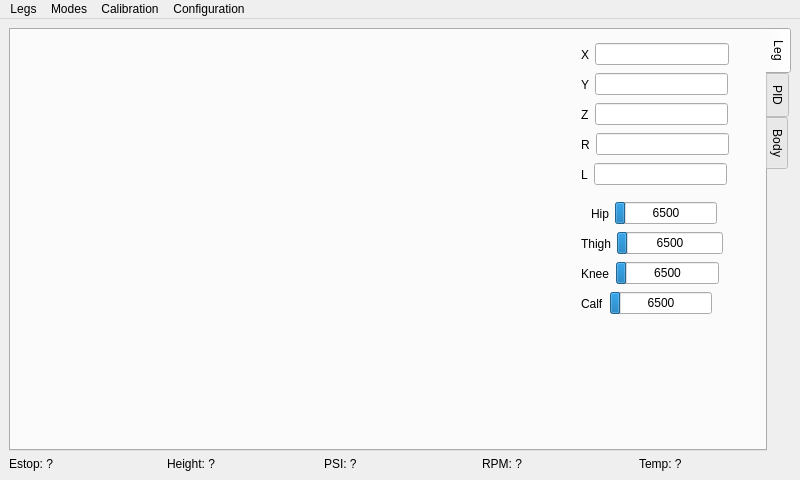
Before: the Qt Designer form stompy/ui/stompy.ui in braingram/stompy, drawn with Qt 5.
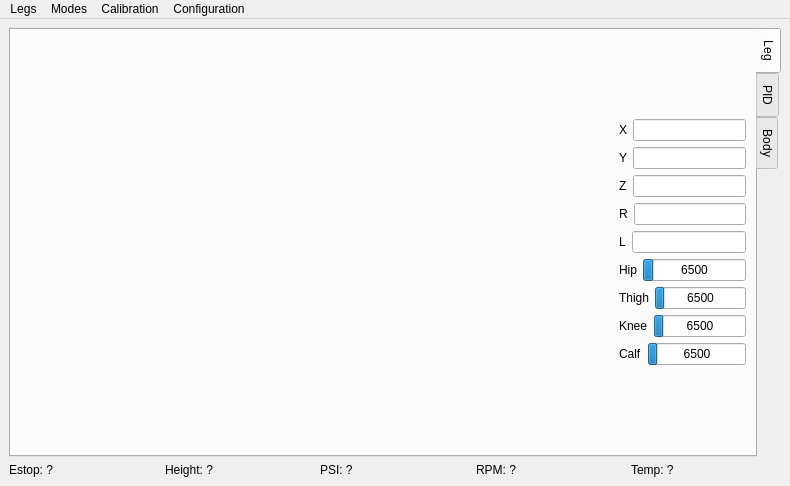
After: the same form once the commit is applied. The open tabs and pages were chosen to show the change. Custom widgets are drawn as their Qt base class.

Commit message: starting to unify remote and local ui

What changed in the file:
```diff
--- a/stompy/ui/stompy.ui
+++ b/stompy/ui/stompy.ui
@@ -6,8 +6,8 @@
    <rect>
     <x>0</x>
     <y>0</y>
-    <width>800</width>
-    <height>480</height>
+    <width>790</width>
+    <height>486</height>
    </rect>
   </property>
   <property name="windowTitle">
@@ -26,17 +26,46 @@
          <number>2</number>
         </property>
         <widget class="QWidget" name="legTab">
+         <property name="enabled">
+          <bool>true</bool>
+         </property>
+         <property name="sizePolicy">
+          <sizepolicy hsizetype="Expanding" vsizetype="Expanding">
+           <horstretch>0</horstretch>
+           <verstretch>0</verstretch>
+          </sizepolicy>
+         </property>
+         <property name="layoutDirection">
+          <enum>Qt::LeftToRight</enum>
+         </property>
          <attribute name="title">
           <string>Leg</string>
          </attribute>
+         <layout class="QGridLayout" name="gridLayout">
+          <item row="0" column="0">
+           <layout class="QHBoxLayout" name="horizontalLayout_7" stretch="1,0">
+            <property name="spacing">
+             <number>6</number>
+            </property>
+            <property name="sizeConstraint">
+             <enum>QLayout::SetDefaultConstraint</enum>
+            </property>
+            <property name="leftMargin">
+             <number>0</number>
+            </property>
+            <property name="topMargin">
+             <number>0</number>
+            </property>
+            <property name="rightMargin">
+             <number>0</number>
+            </property>
+            <item>
          <widget class="LegDisplay" name="legDisplay" native="true">
-          <property name="geometry">
-           <rect>
-            <x>10</x>
-            <y>10</y>
-            <width>400</width>
-            <height>400</height>
-           </rect>
+              <property name="sizePolicy">
+               <sizepolicy hsizetype="Preferred" vsizetype="Preferred">
+                <horstretch>0</horstretch>
+                <verstretch>0</verstretch>
+               </sizepolicy>
           </property>
           <property name="minimumSize">
            <size>
@@ -45,111 +74,10 @@
            </size>
           </property>
          </widget>
-         <widget class="QWidget" name="layoutWidget">
-          <property name="geometry">
-           <rect>
-            <x>580</x>
-            <y>170</y>
-            <width>126</width>
-            <height>27</height>
-           </rect>
-          </property>
-          <layout class="QHBoxLayout" name="horizontalLayout_3">
-           <item>
-            <widget class="QLabel" name="label">
-             <property name="text">
-              <string>Hip</string>
-             </property>
-            </widget>
            </item>
            <item>
-            <widget class="QProgressBar" name="hipADCProgress">
-             <property name="maximum">
-              <number>65535</number>
-             </property>
-             <property name="value">
-              <number>6500</number>
-             </property>
-             <property name="format">
-              <string>%v</string>
-             </property>
-            </widget>
-           </item>
-          </layout>
-         </widget>
-         <widget class="QWidget" name="layoutWidget">
-          <property name="geometry">
-           <rect>
-            <x>570</x>
-            <y>200</y>
-            <width>142</width>
-            <height>27</height>
-           </rect>
-          </property>
-          <layout class="QHBoxLayout" name="horizontalLayout_4">
+             <layout class="QVBoxLayout" name="verticalLayout_3">
            <item>
-            <widget class="QLabel" name="label_2">
-             <property name="text">
-              <string>Thigh</string>
-             </property>
-            </widget>
-           </item>
-           <item>
-            <widget class="QProgressBar" name="thighADCProgress">
-             <property name="maximum">
-              <number>65535</number>
-             </property>
-             <property name="value">
-              <number>6500</number>
-             </property>
-             <property name="format">
-              <string>%v</string>
-             </property>
-            </widget>
-           </item>
-          </layout>
-         </widget>
-         <widget class="QWidget" name="layoutWidget">
-          <property name="geometry">
-           <rect>
-            <x>570</x>
-            <y>230</y>
-            <width>138</width>
-            <height>27</height>
-           </rect>
-          </property>
-          <layout class="QHBoxLayout" name="horizontalLayout_5">
-           <item>
-            <widget class="QLabel" name="label_3">
-             <property name="text">
-              <string>Knee</string>
-             </property>
-            </widget>
-           </item>
-           <item>
-            <widget class="QProgressBar" name="kneeADCProgress">
-             <property name="maximum">
-              <number>65535</number>
-             </property>
-             <property name="value">
-              <number>6500</number>
-             </property>
-             <property name="format">
-              <string>%v</string>
-             </property>
-            </widget>
-           </item>
-          </layout>
-         </widget>
-         <widget class="QWidget" name="layoutWidget">
-          <property name="geometry">
-           <rect>
-            <x>570</x>
-            <y>10</y>
-            <width>148</width>
-            <height>29</height>
-           </rect>
-          </property>
           <layout class="QHBoxLayout" name="horizontalLayout_71">
            <item>
             <widget class="QLabel" name="label_70">
@@ -162,16 +90,8 @@
             <widget class="QLineEdit" name="legXLineEdit"/>
            </item>
           </layout>
-         </widget>
-         <widget class="QWidget" name="layoutWidget">
-          <property name="geometry">
-           <rect>
-            <x>570</x>
-            <y>40</y>
-            <width>147</width>
-            <height>29</height>
-           </rect>
-          </property>
+              </item>
+              <item>
           <layout class="QHBoxLayout" name="horizontalLayout_70">
            <item>
             <widget class="QLabel" name="label_69">
@@ -184,16 +104,8 @@
             <widget class="QLineEdit" name="legYLineEdit"/>
            </item>
           </layout>
-         </widget>
-         <widget class="QWidget" name="layoutWidget">
-          <property name="geometry">
-           <rect>
-            <x>570</x>
-            <y>70</y>
-            <width>147</width>
-            <height>29</height>
-           </rect>
-          </property>
+              </item>
+              <item>
           <layout class="QHBoxLayout" name="horizontalLayout_9">
            <item>
             <widget class="QLabel" name="label_5">
@@ -206,38 +118,8 @@
             <widget class="QLineEdit" name="legZLineEdit"/>
            </item>
           </layout>
-         </widget>
-         <widget class="QWidget" name="layoutWidget">
-          <property name="geometry">
-           <rect>
-            <x>570</x>
-            <y>130</y>
-            <width>146</width>
-            <height>29</height>
-           </rect>
-          </property>
-          <layout class="QHBoxLayout" name="horizontalLayout_72">
-           <item>
-            <widget class="QLabel" name="label_71">
-             <property name="text">
-              <string>L</string>
-             </property>
-            </widget>
            </item>
            <item>
-            <widget class="QLineEdit" name="legLLineEdit"/>
-           </item>
-          </layout>
-         </widget>
-         <widget class="QWidget" name="layoutWidget">
-          <property name="geometry">
-           <rect>
-            <x>570</x>
-            <y>100</y>
-            <width>148</width>
-            <height>29</height>
-           </rect>
-          </property>
           <layout class="QHBoxLayout" name="horizontalLayout_69">
            <item>
             <widget class="QLabel" name="label_68">
@@ -250,16 +132,94 @@
             <widget class="QLineEdit" name="legRLineEdit"/>
            </item>
           </layout>
-         </widget>
-         <widget class="QWidget" name="layoutWidget">
-          <property name="geometry">
-           <rect>
-            <x>570</x>
-            <y>260</y>
-            <width>131</width>
-            <height>27</height>
-           </rect>
-          </property>
+              </item>
+              <item>
+               <layout class="QHBoxLayout" name="horizontalLayout_72">
+                <item>
+                 <widget class="QLabel" name="label_71">
+                  <property name="text">
+                   <string>L</string>
+                  </property>
+                 </widget>
+                </item>
+                <item>
+                 <widget class="QLineEdit" name="legLLineEdit"/>
+                </item>
+               </layout>
+              </item>
+              <item>
+               <layout class="QHBoxLayout" name="horizontalLayout_3">
+                <item>
+                 <widget class="QLabel" name="label">
+                  <property name="text">
+                   <string>Hip</string>
+                  </property>
+                 </widget>
+                </item>
+                <item>
+                 <widget class="QProgressBar" name="hipADCProgress">
+                  <property name="maximum">
+                   <number>65535</number>
+                  </property>
+                  <property name="value">
+                   <number>6500</number>
+                  </property>
+                  <property name="format">
+                   <string>%v</string>
+                  </property>
+                 </widget>
+                </item>
+               </layout>
+              </item>
+              <item>
+               <layout class="QHBoxLayout" name="horizontalLayout_4">
+                <item>
+                 <widget class="QLabel" name="label_2">
+                  <property name="text">
+                   <string>Thigh</string>
+                  </property>
+                 </widget>
+                </item>
+                <item>
+                 <widget class="QProgressBar" name="thighADCProgress">
+                  <property name="maximum">
+                   <number>65535</number>
+                  </property>
+                  <property name="value">
+                   <number>6500</number>
+                  </property>
+                  <property name="format">
+                   <string>%v</string>
+                  </property>
+                 </widget>
+                </item>
+               </layout>
+              </item>
+              <item>
+               <layout class="QHBoxLayout" name="horizontalLayout_5">
+                <item>
+                 <widget class="QLabel" name="label_3">
+                  <property name="text">
+                   <string>Knee</string>
+                  </property>
+                 </widget>
+                </item>
+                <item>
+                 <widget class="QProgressBar" name="kneeADCProgress">
+                  <property name="maximum">
+                   <number>65535</number>
+                  </property>
+                  <property name="value">
+                   <number>6500</number>
+                  </property>
+                  <property name="format">
+                   <string>%v</string>
+                  </property>
+                 </widget>
+                </item>
+               </layout>
+              </item>
+              <item>
           <layout class="QHBoxLayout" name="horizontalLayout_6">
            <item>
             <widget class="QLabel" name="label_4">
@@ -282,7 +242,14 @@
             </widget>
            </item>
           </layout>
-         </widget>
+              </item>
+             </layout>
+            </item>
+           </layout>
+          </item>
+         </layout>
+         <zorder>horizontalLayoutWidget</zorder>
+         <zorder>label_69</zorder>
         </widget>
         <widget class="QWidget" name="PIDTab">
          <attribute name="title">
@@ -845,7 +812,7 @@
     <rect>
      <x>0</x>
      <y>0</y>
-     <width>800</width>
+     <width>790</width>
      <height>25</height>
     </rect>
    </property>
```
Left out of the diff: 15 changed lines with no effect on the pictures. Lines whose indentation alone changed are shown as unchanged. The commit also changes 7 other files.
